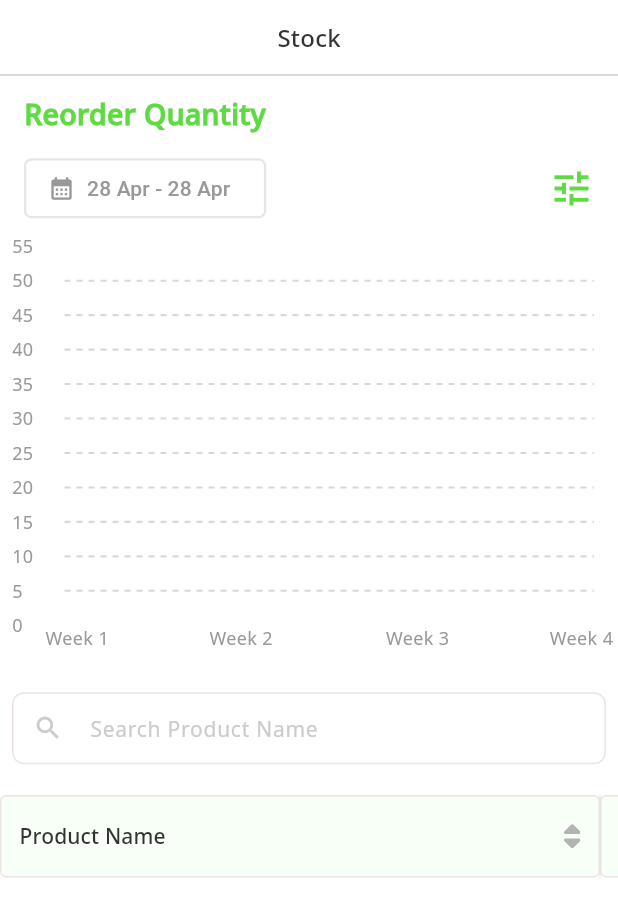
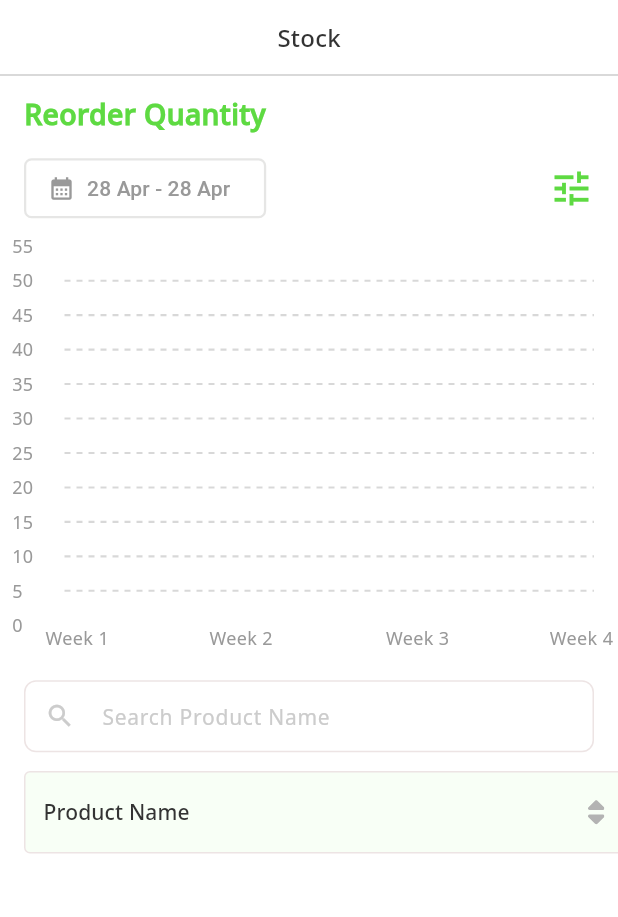
Before and after one commit to SaveBite/SaveBite-Flutter, a Flutter app: the StockViewBody widget shown alone on an empty page, opened directly with empty values, on a phone screen of 412 x 824 dp. Shown: the top 917 px of the screen. Run offline on Flutter 3.47's test engine with Material 3 defaults, Android fonts, the phone set to English and light mode, and no system bars; drawn by our look-alikes of fl_chart; our stand-ins replace bloc, dartz, dio, dotted_border, equatable, file_picker and 11 more; accounts and stored records are empty; network calls fail.

Commit message:
add padding

```diff
--- a/lib/features/stock/presentation/pages/stock_body.dart
+++ b/lib/features/stock/presentation/pages/stock_body.dart
@@ -157,7 +157,10 @@
             const SizedBox(height: 12),
             SingleChildScrollView(
               scrollDirection: Axis.horizontal,
-              child: StockTable(products: stockData.data) ,
+              child: Padding(
+                padding: const EdgeInsets.symmetric(horizontal: 16),
+                child: StockTable(products: stockData.data),
+              ) ,
             ),
             const SizedBox(height: 20),
           ],
--- a/lib/features/stock/presentation/widgets/search_bar.dart
+++ b/lib/features/stock/presentation/widgets/search_bar.dart
@@ -4,7 +4,7 @@
     double fontsize, String hintText,
     {Function(String)? onChanged}) {
   return Padding(
-    padding: const EdgeInsets.all(8),
+    padding: const EdgeInsets.symmetric(horizontal: 16),
     child: TextField(
         autocorrect: true,
         style: TextStyle(color: Colors.grey[800], fontSize: fontsize),
```
